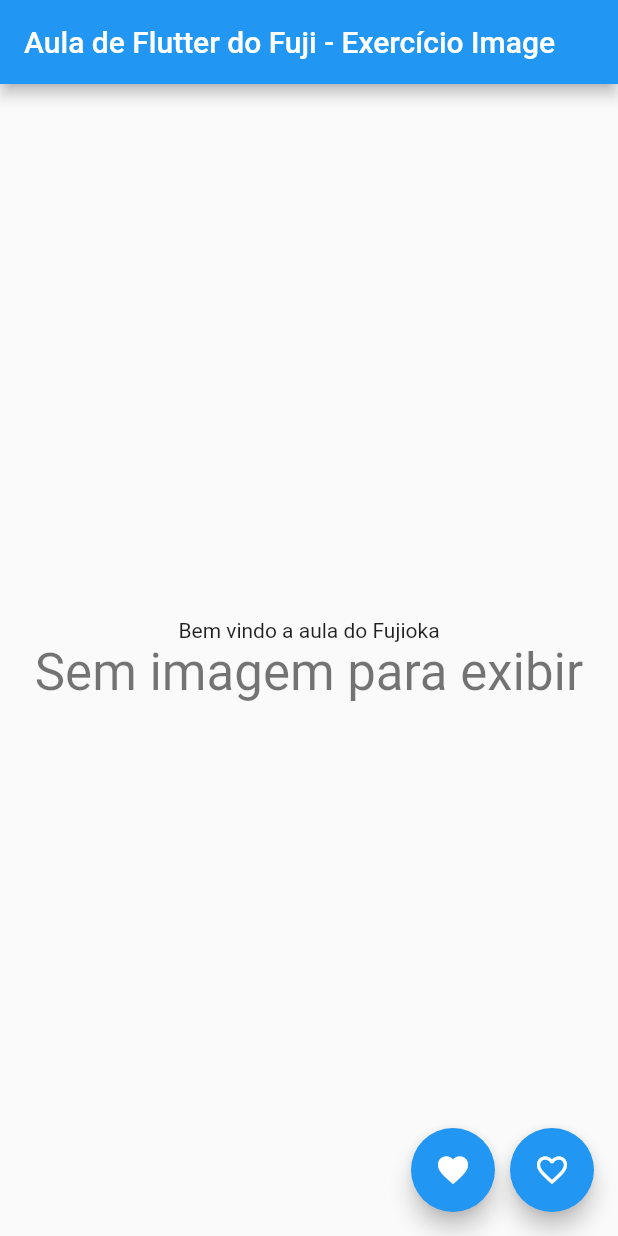
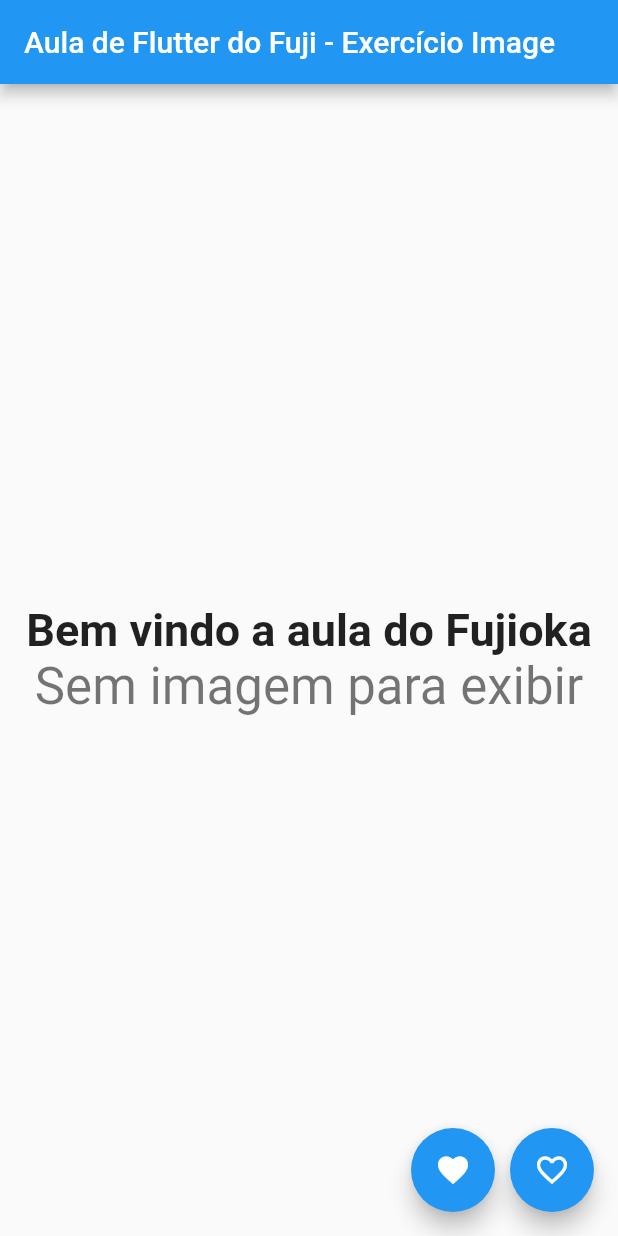
Before and after one commit to rodrigofujioka/mobileflutter, a Flutter app: the screen it shows after launch, after a tap on the "favorite" icon, after a tap on the "favorite outline" icon, on a phone screen of 412 x 824 dp. Run offline on Flutter 3.47's test engine with Material 2 defaults, Android fonts, the phone set to English and light mode, and no system bars.

```diff
--- a/lib/br/fujideia/flutter/exercicios/ExibeImagemWidget.dart
+++ b/lib/br/fujideia/flutter/exercicios/ExibeImagemWidget.dart
@@ -32,7 +32,8 @@ class _MyShowImagePageState extends State<MyMShowImagePage> {
   @override
   Widget build(BuildContext context) {
 
-    var imagemTdc = Image.asset('images/aula_fujioka.jpg');
+    var imagemTdc = Image.asset('images/aula_fujioka_mini.jpg');
+    // experimente utilizar o image.network
 
     return Scaffold(
       appBar: AppBar(
@@ -43,7 +44,7 @@ class _MyShowImagePageState extends State<MyMShowImagePage> {
           mainAxisAlignment: MainAxisAlignment.center,
           children: <Widget>[
             Text(
-              _headText,
+              _headText, style: TextStyle(fontWeight: FontWeight.bold, fontSize: 30)
             ),
             if(_exibeImagem)
               imagemTdc
@@ -61,7 +62,7 @@ class _MyShowImagePageState extends State<MyMShowImagePage> {
         children: <Widget>[
           FloatingActionButton(
             onPressed: _showImage,
-            tooltip: 'Exibir o Fuji',
+            tooltip: 'Exibir o Fuji com a Akemi',
             child: Icon(Icons.favorite),
           ),
           SizedBox(
@@ -79,7 +80,7 @@ class _MyShowImagePageState extends State<MyMShowImagePage> {
 
   void _showImage() {
     setState(() {
-      _headText = 'Esse é o Fuji';
+      _headText = 'Esse é o Fuji com a Nicole';
       _exibeImagem=true;
     });
   }
--- a/pubspec.yaml
+++ b/pubspec.yaml
@@ -45,8 +45,8 @@ flutter:
   uses-material-design: true
 
   # To add assets to your application, add an assets section, like this:
-   assets:
-     - images/aula_fujioka_jpg
+  assets:
+    - images/aula_fujioka_mini.jpeg
 
   # An image asset can refer to one or more resolution-specific "variants", see
   # https://flutter.dev/assets-and-images/#resolution-aware.
```
